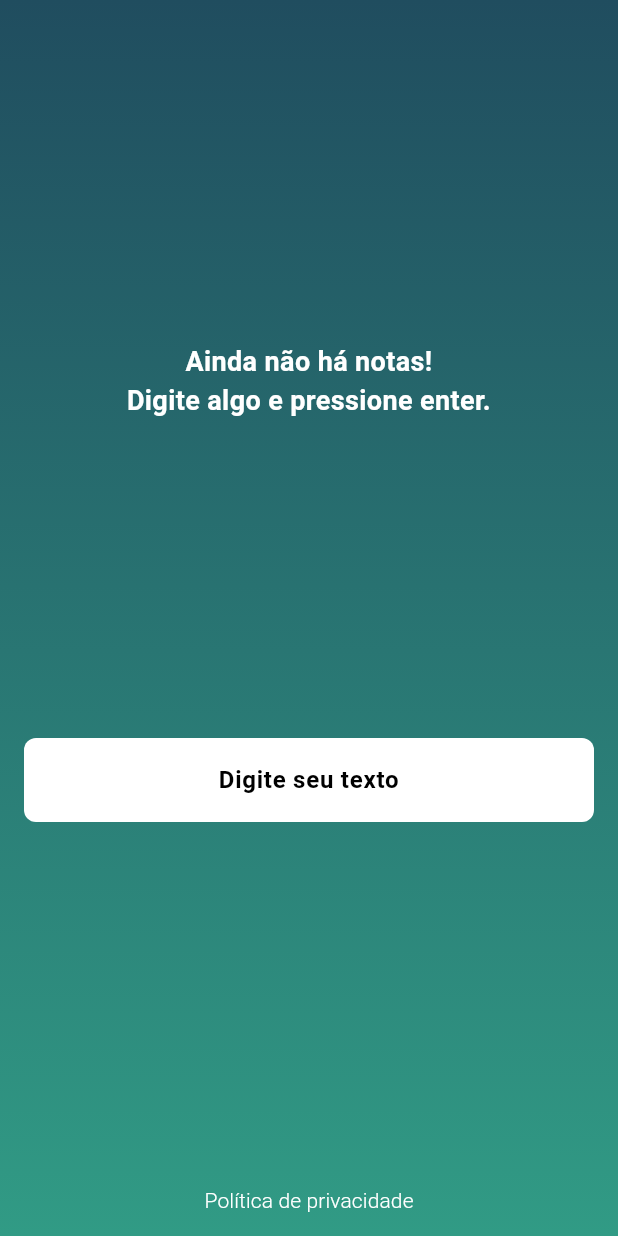
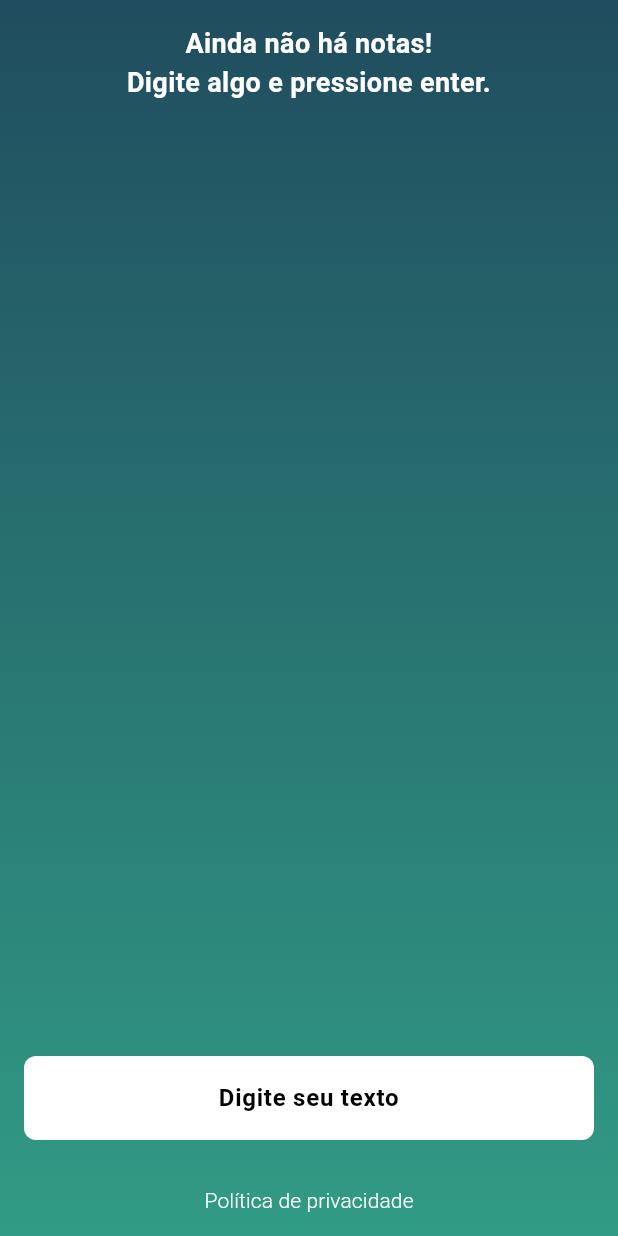
Before and after one commit to CaioLuppo/NoteCard, a Flutter app: the screen it shows after launch, swiped to page 2, on a phone screen of 412 x 824 dp. Run offline on Flutter 3.47's test engine with Material 3 defaults, Android fonts, the phone set to English and light mode, and no system bars; our stand-ins replace flutter_mobx, mobx, shared_preferences; missing offline and left inert: mockito; generated files the repository leaves out were written again.

Commit message:
fix & style: overflow de cards resolvido

```diff
--- a/lib/main.dart
+++ b/lib/main.dart
@@ -18,6 +18,7 @@ class NoteCardApp extends StatelessWidget {
       home: Scaffold(
         body: Container(
           decoration: backgroundBoxDecoration,
+          child: SafeArea(
             child: Column(
               children: [
                 Expanded(
@@ -25,10 +26,10 @@ class NoteCardApp extends StatelessWidget {
                   controller: pageController,
                   physics: const NeverScrollableScrollPhysics(),
                   children: const [LoginScreen(), NoteCardsScreen()],
-                )
-              ),
+                )),
                 const PrivacyLabel(),
               ],
+            ),
           ),
         ),
       ),
--- a/lib/view/screens/note_cards/components/card_list.dart
+++ b/lib/view/screens/note_cards/components/card_list.dart
@@ -19,7 +19,6 @@ class CardList extends StatelessWidget {
       itemCount: store.cardsContents.length,
       physics: const BouncingScrollPhysics(),
       scrollDirection: Axis.vertical,
-      shrinkWrap: true,
       itemBuilder: (_, index) {
         return NoteCard(
           index,
--- a/lib/view/screens/note_cards/note_cards_screen.dart
+++ b/lib/view/screens/note_cards/note_cards_screen.dart
@@ -29,7 +29,16 @@ class NoteCardsScreen extends StatelessWidget {
         mainAxisAlignment: MainAxisAlignment.spaceEvenly,
         crossAxisAlignment: CrossAxisAlignment.center,
         children: [
-          CardsSession(store: store, controller: controller),
+          Expanded(
+            child: Container(
+              clipBehavior: Clip.antiAlias,
+              decoration: BoxDecoration(
+                borderRadius: BorderRadius.circular(8),
+              ),
+              child: CardsSession(store: store, controller: controller),
+            ),
+          ),
+          const SizedBox(height: 16),
           TextInput(store: store, controller: controller),
         ],
       ),
```
Lines whose indentation alone changed are shown as unchanged.
